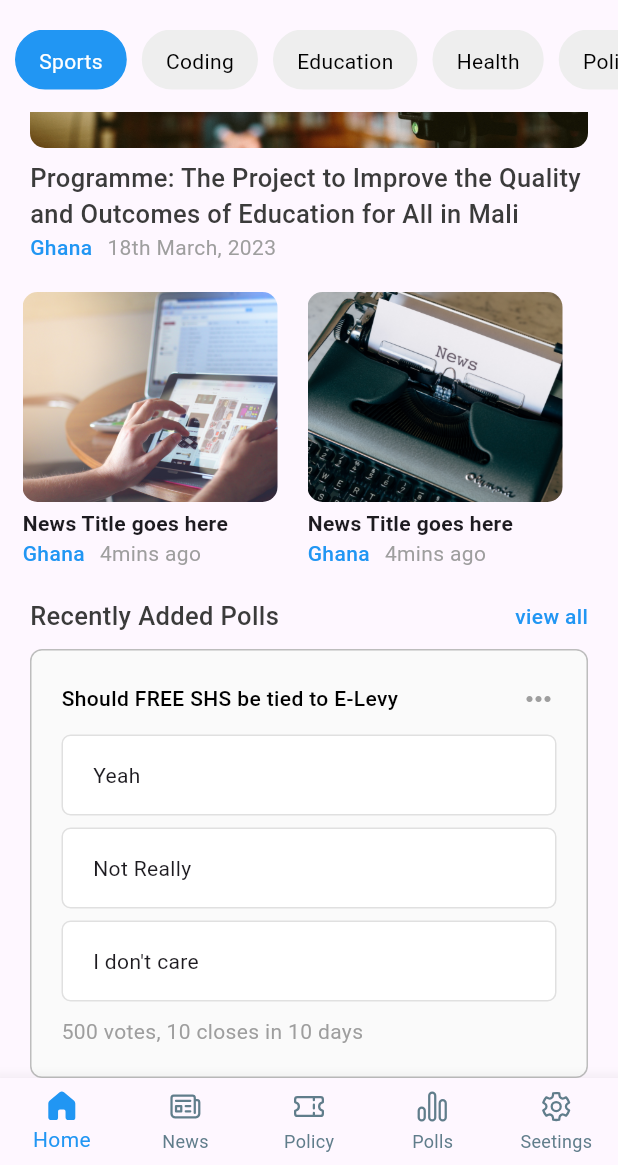
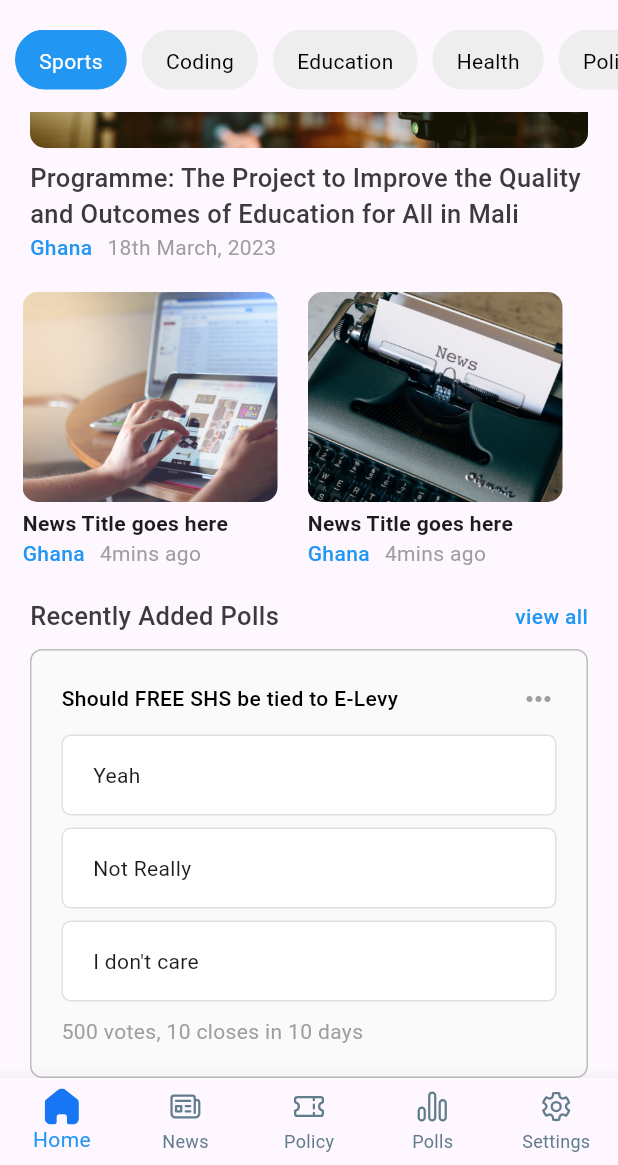
Before and after one commit to HumbleGh/shortchanged, a Flutter app: the screen it shows after launch, scrolled down 406 dp, on a phone screen of 412 x 824 dp, the part 71-1236 px from its top. Run offline on Flutter 3.47's test engine with Material 2 defaults, Android fonts, the phone set to English and light mode, and no system bars; our stand-ins replace fluentui_system_icons, flutter_svg, gap, google_fonts.

Commit message:
icons replaced with svg

```diff
--- a/lib/pages/settings_page.dart
+++ b/lib/pages/settings_page.dart
@@ -1,13 +1,13 @@
 import 'package:flutter/material.dart';
 
-class Settings extends StatefulWidget {
-  const Settings({super.key});
+class SettingsPage extends StatefulWidget {
+  const SettingsPage({super.key});
 
   @override
-  State<Settings> createState() => _SettingsState();
+  State<SettingsPage> createState() => _SettingsPageState();
 }
 
-class _SettingsState extends State<Settings> {
+class _SettingsPageState extends State<SettingsPage> {
   @override
   Widget build(BuildContext context) {
     return Scaffold(
--- a/lib/screens/news_screen.dart
+++ b/lib/screens/news_screen.dart
@@ -116,29 +116,29 @@ class _NewsScreenState extends State<NewsScreen> {
               Container(
                 padding: const EdgeInsets.symmetric(horizontal: 20),
                 child: const Text(
-                    " The current funding module of the"
-                    "Free Senior High School policy is not"
+                    "The current funding module of the "
+                    "Free Senior High School policy is not "
                     "sustainable and needs to be reviewed urgently,"
                     "according to Dr. Steve Manteaw, Co-chair of Ghana"
                     "Extractive Industries Transparency Initiative."
                     "More than GH¢1.8billion of crude oil revenue "
-                    "goes into financing the policy every year,"
-                    "but Dr. Manteaw says this approach is not sustainable because oil"
-                    "is a finite resource and the policy puts an extra burden on government."
-                    "He therefore believes corporate bodies can be encouraged to contribute to the policy."
-                    "“Today, we are at a point"
-                    "where Free SHS risks collapse"
-                    "if we don’t pass the E-levy; the economy"
-                    "is in dire straits because over GH¢1.2billion"
-                    "of oil revenue goes into financing Free SHS on a yearly"
-                    "basis, and it is not sustainable, he said."
-                    "Nearly five years down the line, the policy’s"
-                    "long-term future remains uncertain due to"
-                    "dwindling production volumes, falling revenues"
-                    "against rising expenditure, and ballooning public"
-                    "sector debt and lack of diversified funding sources."
+                    "goes into financing the policy every year, "
+                    "but Dr. Manteaw says this approach is not sustainable because oil "
+                    "is a finite resource and the policy puts an extra burden on government. "
+                    "He therefore believes corporate bodies can be encouraged to contribute to the policy. "
+                    "Today, we are at a point "
+                    "where Free SHS risks collapse "
+                    "if we don’t pass the E-levy; the economy "
+                    "is in dire straits because over GH¢1.2billionn "
+                    "of oil revenue goes into financing Free SHS on a yearly "
+                    "basis, and it is not sustainable, he said. "
+                    "Nearly five years down the line, the policy’s "
+                    "long-term future remains uncertain due to "
+                    "dwindling production volumes, falling revenues "
+                    "against rising expenditure, and ballooning public "
+                    "sector debt and lack of diversified funding sources. "
                     "rn as we reprioritise,” he advocated.",
-                    style: TextStyle(fontSize: 16)),
+                    style: TextStyle(fontSize: 12)),
               ),
             ],
           )
--- a/lib/widgets/bottom_navbar.dart
+++ b/lib/widgets/bottom_navbar.dart
@@ -1,5 +1,6 @@
 import 'package:fluentui_system_icons/fluentui_system_icons.dart';
 import 'package:flutter/material.dart';
+import 'package:flutter_svg/flutter_svg.dart'; // Import Flutter SVG package
 import 'package:shortchanged/pages/home_page.dart';
 import 'package:shortchanged/pages/news_page.dart';
 import 'package:shortchanged/pages/policy_page.dart';
@@ -21,7 +22,7 @@ class _BottomNavBarState extends State<BottomNavBar> {
     const NewsPage(),
     const PolicyPage(),
     const PollsPage(),
-    const Settings(),
+    const SettingsPage(),
   ];
 
   void _onTappedItem(int index) {
@@ -45,28 +46,45 @@ class _BottomNavBarState extends State<BottomNavBar> {
         showUnselectedLabels: true,
         selectedItemColor: Colors.blue,
         unselectedItemColor: Colors.blueGrey,
-          items: const [
+        items: [
           BottomNavigationBarItem(
-                icon: Icon(FluentIcons.home_24_regular),
-                activeIcon: Icon(FluentIcons.home_32_filled),
-                label: 'Home'),
-            BottomNavigationBarItem(
-                icon: Icon(FluentIcons.news_24_regular),
-                activeIcon: Icon(FluentIcons.news_24_filled),
-                label: 'News'),
-            BottomNavigationBarItem(
-                icon: Icon(FluentIcons.ticket_horizontal_24_regular),
-                activeIcon: Icon(FluentIcons.ticket_horizontal_24_filled),
-                label: 'Policy'),
-            BottomNavigationBarItem(
-                icon: Icon(FluentIcons.poll_16_regular),
-                activeIcon: Icon(FluentIcons.poll_24_filled),
-                label: 'Polls'),
-            BottomNavigationBarItem(
-                icon: Icon(FluentIcons.settings_24_regular),
-                activeIcon: Icon(FluentIcons.settings_24_filled),
-                label: 'Seetings'),
-          ]),
+            icon: SvgPicture.asset(
+              'assets/icons/HomeOutline.svg',
+              width: 24,
+              height: 24,
+            ), // Provide icon
+            activeIcon: SvgPicture.asset(
+              'assets/icons/HomeBold.svg',
+              width: 24,
+              height: 24,
+            ), // Provide activeIcon
+            label: 'Home',
+          ),
+          const BottomNavigationBarItem(
+            icon: Icon(FluentIcons.news_24_regular), // Provide icon
+            activeIcon: Icon(FluentIcons.news_24_filled), // Provide activeIcon
+            label: 'News',
+          ),
+          const BottomNavigationBarItem(
+            icon:
+                Icon(FluentIcons.ticket_horizontal_24_regular), // Provide icon
+            activeIcon: Icon(
+                FluentIcons.ticket_horizontal_24_filled), // Provide activeIcon
+            label: 'Policy',
+          ),
+          const BottomNavigationBarItem(
+            icon: Icon(FluentIcons.poll_16_regular), // Provide icon
+            activeIcon: Icon(FluentIcons.poll_24_filled), // Provide activeIcon
+            label: 'Polls',
+          ),
+          const BottomNavigationBarItem(
+            icon: Icon(FluentIcons.settings_24_regular), // Provide icon
+            activeIcon:
+                Icon(FluentIcons.settings_24_filled), // Provide activeIcon
+            label: 'Settings',
+          ),
+        ],
+      ),
     );
   }
 }
```
Also changed, not shown: assets/icons/ChartBold.svg (added), assets/icons/ChartOutline.svg (added), assets/icons/DocumentBold.svg (added), assets/icons/DocumentOutline.svg (added), assets/icons/HomeBold.svg (added), assets/icons/HomeOutline.svg (added), assets/icons/Iconly/Light/Notification.svg (deleted), assets/icons/SettingBold.svg (added), assets/icons/SettingOutline.svg (added), assets/icons/WorkBold.svg (added), assets/icons/WorkOutline.svg (added). Lines whose indentation alone changed are shown as unchanged.
